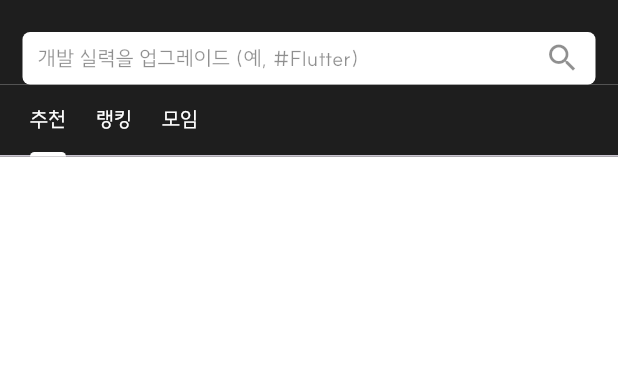
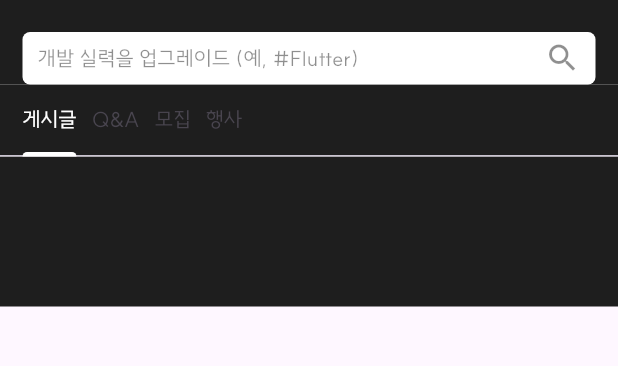
Before and after one commit to capstone-class-3-1/App, a Flutter app: the CommunityPage screen opened directly, on a phone screen of 412 x 824 dp, the part 58-424 px from its top. Run offline on Flutter 3.47's test engine with Material 3 defaults, Android fonts, the light colour scheme and no system bars; our stand-ins replace flutter_dotenv, flutter_svg; project files that could hold a hidden picture were left out.

Commit message:
chore: page 추가

```diff
--- a/lib/features/community/presentation/pages/community_page.dart
+++ b/lib/features/community/presentation/pages/community_page.dart
@@ -1,5 +1,10 @@
 import 'package:flutter/material.dart';
+import 'package:flutter/services.dart';
 import 'package:gitmago/features/community/widgets/tab_bar_delegate.dart';
+import 'package:gitmago/features/community/presentation/pages/post_page.dart';
+import 'package:gitmago/features/community/presentation/pages/qa_page.dart';
+import 'package:gitmago/features/community/presentation/pages/recruitment_page.dart';
+import 'package:gitmago/features/community/presentation/pages/event_page.dart';
 import 'package:gitmago/theme/colors.dart';
 
 class CommunityPage extends StatelessWidget {
@@ -8,7 +13,7 @@ class CommunityPage extends StatelessWidget {
   @override
   Widget build(BuildContext context) {
     return DefaultTabController(
-      length: 3, // 탭 개수를 4개로 변경
+      length: 4, // 탭 개수를 4개로 변경
       child: Scaffold(
         backgroundColor: AppColors.backgroundColor,
         body: NestedScrollView(
@@ -16,9 +21,9 @@ class CommunityPage extends StatelessWidget {
             return <Widget>[
               SliverAppBar(
                 backgroundColor: AppColors.secondaryColor,
-                expandedHeight: 60.0, // 높이를 100에서 60으로 줄임
+                expandedHeight: 60.0,
                 floating: true,
-                pinned: true, // 스크롤 시 AppBar가 고정되도록 변경
+                pinned: true,
                 snap: true,
                 title: Row(
                   mainAxisAlignment: MainAxisAlignment.spaceBetween,
@@ -111,18 +116,22 @@ class CommunityPage extends StatelessWidget {
               ),
               SliverPersistentHeader(
                 delegate: TabBarDelegate(
-                  const TabBar(
+                  TabBar(
                     tabAlignment: TabAlignment.start,
                     padding: EdgeInsets.only(left: 10.0),
                     labelColor: AppColors.textColor2,
-                    unselectedLabelColor: AppColors.textColor2,
                     indicatorSize: TabBarIndicatorSize.label,
-                    indicatorColor: AppColors.textColor2, // 선택된 탭 하단 표시 색상 변경
-                    isScrollable: true, // 탭이 많을 때 스크롤 가능하도록 설정
+                    indicatorColor: AppColors.textColor2,
+                    isScrollable: true,
                     labelPadding: EdgeInsets.symmetric(
-                      horizontal: 10.0,
+                      horizontal: 5.0,
                     ), // 탭 텍스트 사이의 여백 줄임
-                    tabs: [Tab(text: '추천'), Tab(text: '랭킹'), Tab(text: '모임')],
+                    tabs: [
+                      Tab(text: '게시글'),
+                      Tab(text: 'Q&A'),
+                      Tab(text: '모집'),
+                      Tab(text: '행사'),
+                    ],
                   ),
                 ),
                 pinned: true,
@@ -130,22 +139,7 @@ class CommunityPage extends StatelessWidget {
             ];
           },
           body: TabBarView(
-            children: [
-              // 추천 탭 내용
-              Container(color: Colors.white),
-              // 랭킹 탭 내용
-              ListView.builder(
-                itemCount: 20,
-                itemBuilder:
-                    (context, index) => ListTile(title: Text('랭킹 아이템 $index')),
-              ),
-              // 세일 탭 내용
-              ListView.builder(
-                itemCount: 20,
-                itemBuilder:
-                    (context, index) => ListTile(title: Text('세일 아이템 $index')),
-              ),
-            ],
+            children: [PostPage(), QAPage(), RecruitmentPage(), EventPage()],
           ),
         ),
       ),
--- /dev/null
+++ b/lib/features/community/presentation/pages/post_page.dart
@@ -0,0 +1,15 @@
+import 'package:flutter/material.dart';
+import 'package:gitmago/theme/colors.dart';
+
+class PostPage extends StatelessWidget {
+  const PostPage({super.key});
+
+  @override
+  Widget build(BuildContext context) {
+    return Scaffold(
+      body: Column(
+        children: [Container(height: 100, color: AppColors.secondaryColor)],
+      ),
+    );
+  }
+}
```
Also changed, not shown: lib/features/community/presentation/pages/event_page.dart (added, +19 -0 lines), lib/features/community/presentation/pages/qa_page.dart (added, +15 -0 lines), lib/features/community/presentation/pages/recruitment_page.dart (added, +15 -0 lines).
